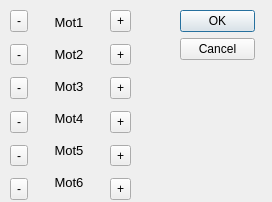
The window that SourceCode/2_uiSource/ScorbotUI_cpp/src/scorbotUi/ui_source/freeMoveWindow.ui (Alfystar/Scorbot-CA) describes before a commit, drawn with Qt 5.
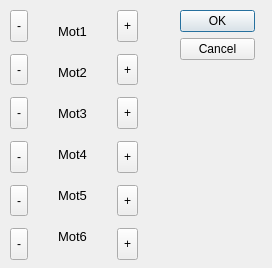
The same window after the commit.

```diff
--- a/SourceCode/2_uiSource/ScorbotUI_cpp/src/scorbotUi/ui_source/freeMoveWindow.ui
+++ b/SourceCode/2_uiSource/ScorbotUI_cpp/src/scorbotUi/ui_source/freeMoveWindow.ui
@@ -7,7 +7,7 @@
                 <x>0</x>
                 <y>0</y>
                 <width>272</width>
-                <height>202</height>
+                <height>268</height>
             </rect>
         </property>
         <property name="windowTitle">
@@ -34,8 +34,8 @@
                 <rect>
                     <x>10</x>
                     <y>10</y>
-                    <width>121</width>
-                    <height>190</height>
+                    <width>128</width>
+                    <height>250</height>
                 </rect>
             </property>
             <layout class="QHBoxLayout" name="horizontalLayout">
```
